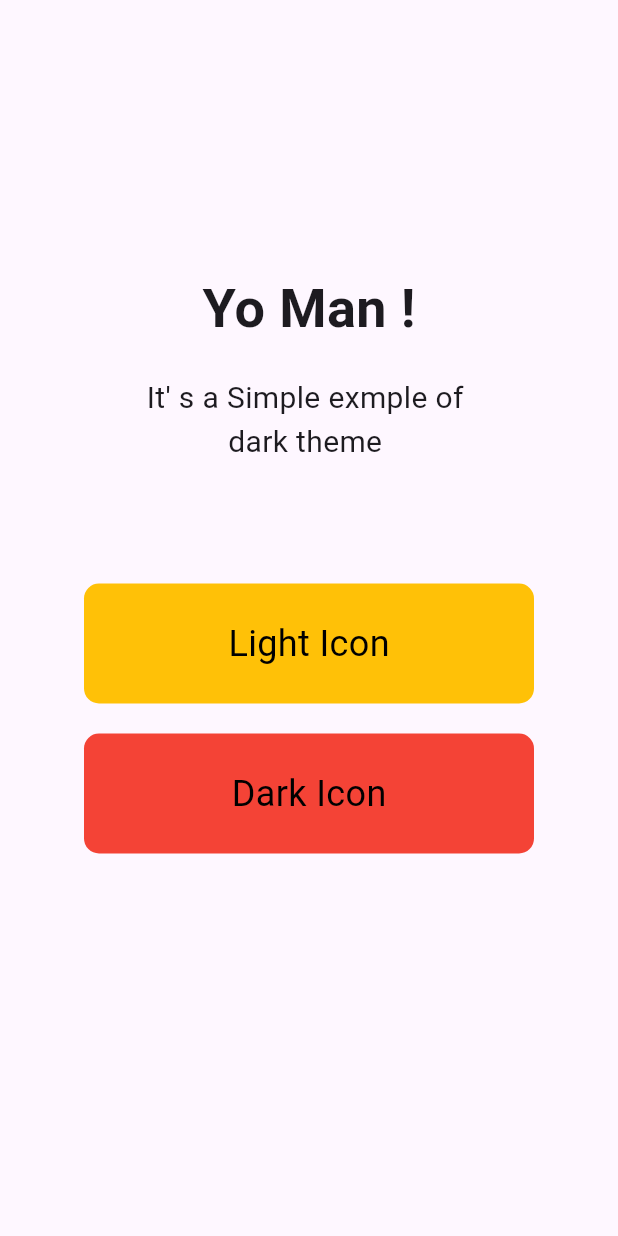
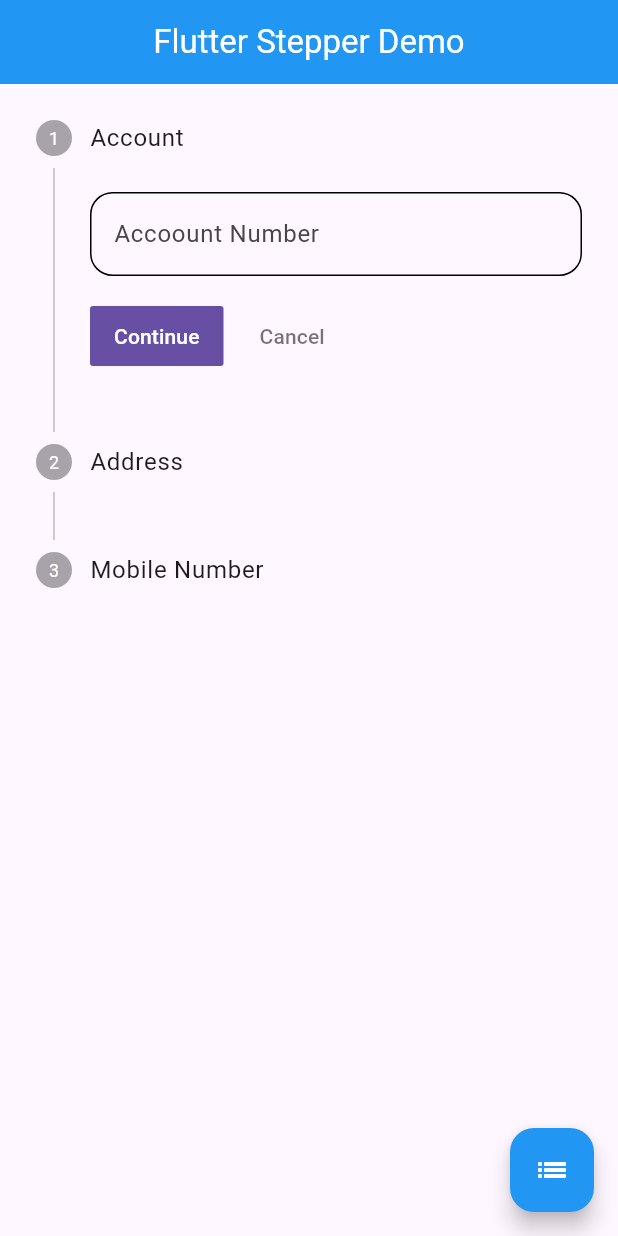
Before and after one commit to harshdusane2103/Adv_Flutter_Ch_First, a Flutter app: the screen it shows after launch, on a phone screen of 412 x 824 dp. Run offline on Flutter 3.47's test engine with Material 3 defaults, Android fonts, the phone set to English and light mode, and no system bars.

Commit message:
8/7/2024

```diff
--- /dev/null
+++ b/lib/Stepper/stepper_eaxple.dart
@@ -0,0 +1,107 @@
+import 'package:adv_fullter_ch1/Utils/global.dart';
+import 'package:flutter/material.dart';
+
+class StepperScreen extends StatefulWidget {
+  const StepperScreen({super.key});
+
+  @override
+  State<StepperScreen> createState() => _StepperScreenState();
+}
+
+class _StepperScreenState extends State<StepperScreen> {
+  continueStep(){
+    if(currntStep<2)
+      {
+        setState(() {
+          currntStep=currntStep+1;
+        });
+      }
+  }
+  cancelStep(){
+    if(currntStep>0)
+    {
+      setState(() {
+        currntStep=currntStep-1;
+      });
+    }
+  }
+  @override
+  Widget build(BuildContext context) {
+    return Scaffold(
+      appBar: AppBar(
+        backgroundColor: Colors.blue,
+        centerTitle:true,
+        title:Text("Flutter Stepper Demo",style: TextStyle(color: Colors.white),),
+
+      ),
+      body: SingleChildScrollView(
+        child: Column(
+          children: [
+            Stepper(
+                currentStep:currntStep ,
+
+                onStepContinue: continueStep,
+                onStepCancel: cancelStep,
+                steps:  [
+                  Step(
+                    title: Text('Account'),
+                    content: TextFormField(
+                      decoration: InputDecoration(
+                        enabledBorder: OutlineInputBorder(
+                          borderRadius: BorderRadius.circular(15),
+                          borderSide: BorderSide(width: 1, color: Colors.black),
+                        ),
+                        focusedBorder: OutlineInputBorder(
+                          borderRadius: BorderRadius.circular(15),
+                          borderSide: BorderSide(width: 2, color: Colors.purple),
+                        ),
+                        label: Text('Accoount Number'),
+                      ),),
+
+                  ),
+                  Step(
+                    title: Text('Address'),
+                    content: TextFormField(
+                      minLines: 1,
+                      maxLines: 10,
+                      decoration: InputDecoration(
+
+                        enabledBorder: OutlineInputBorder(
+                          borderRadius: BorderRadius.circular(15),
+                          borderSide: BorderSide(width: 1, color: Colors.black),
+                        ),
+                        focusedBorder: OutlineInputBorder(
+                          borderRadius: BorderRadius.circular(15),
+                          borderSide: BorderSide(width: 2, color: Colors.purple),
+                        ),
+                        label: Text('Address'),
+                      ),),
+                  ),
+                  Step(
+                    title: Text('Mobile Number'),
+                    content: TextFormField(
+                      decoration: InputDecoration(
+                        enabledBorder: OutlineInputBorder(
+                          borderRadius: BorderRadius.circular(15),
+                          borderSide: BorderSide(width: 1, color: Colors.black),
+                        ),
+                        focusedBorder: OutlineInputBorder(
+                          borderRadius: BorderRadius.circular(15),
+                          borderSide: BorderSide(width: 2, color: Colors.purple),
+                        ),
+                        label: Text('Moblie Number'),
+                      ),),
+                  ),
+            ])
+          ],
+        ),
+      ),
+      floatingActionButton: FloatingActionButton(
+        backgroundColor:Colors.blue,
+        onPressed: () {
+        Navigator.of(context).pushNamed('/hor');
+
+      },child: Icon(Icons.list_outlined,color: Colors.white,),),
+    );
+  }
+}
--- /dev/null
+++ b/lib/Utils/global.dart
@@ -0,0 +1,2 @@
+import 'package:flutter/material.dart';
+int currntStep=0;
--- a/lib/main.dart
+++ b/lib/main.dart
@@ -1,6 +1,24 @@
-import 'package:adv_fullter_ch1/theme_chage/theme_change.dart';
+
+
+import 'package:adv_fullter_ch1/Stepper/stepper_eaxple.dart';
+import 'package:adv_fullter_ch1/Stepper/stepper_eaxple_horizontal.dart';
 import 'package:flutter/material.dart';
 
 void main() {
   runApp(const MyApp());
 }
+class MyApp extends StatelessWidget {
+  const MyApp({super.key});
+
+  @override
+  Widget build(BuildContext context) {
+    return MaterialApp(
+      debugShowCheckedModeBanner: false,
+    routes: {
+        '/':(context)=>StepperScreen(),
+      '/hor':(context)=>stephorscreen(),
+
+    },
+    );
+  }
+}
--- a/lib/theme_chage/switch.dart
+++ b/lib/theme_change/switch.dart
@@ -1,4 +1,4 @@
-import 'package:adv_fullter_ch1/theme_chage/theme_change.dart';
+
 import 'package:flutter/material.dart';
 void main()
 {
```
Also changed, not shown: lib/Stepper/stepper_eaxple_horizontal.dart (added, +110 -0 lines), lib/theme_change/theme_change.dart (renamed from lib/theme_chage/theme_change.dart), 1 other file.
